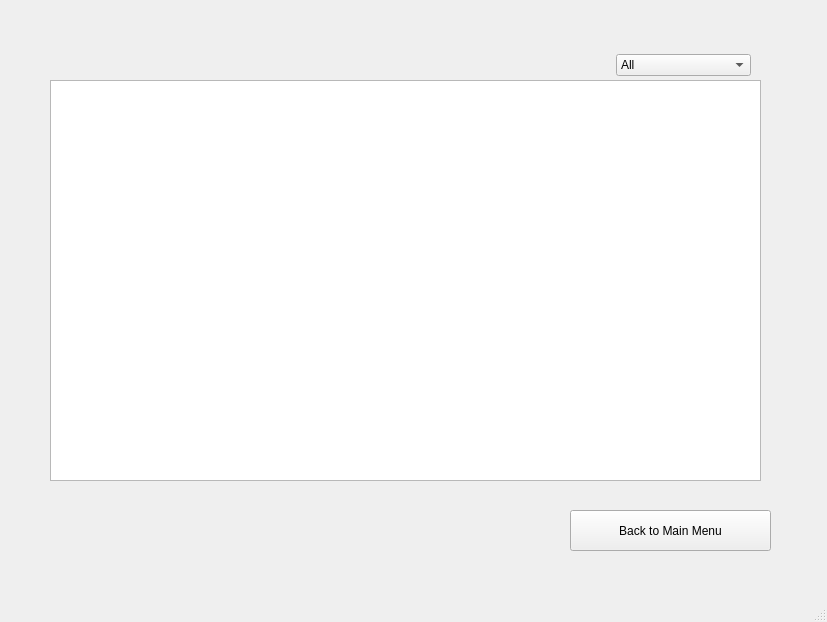
First picture: the form in mainwindow.ui, repository WinterCS003/Project-2, before the edit.
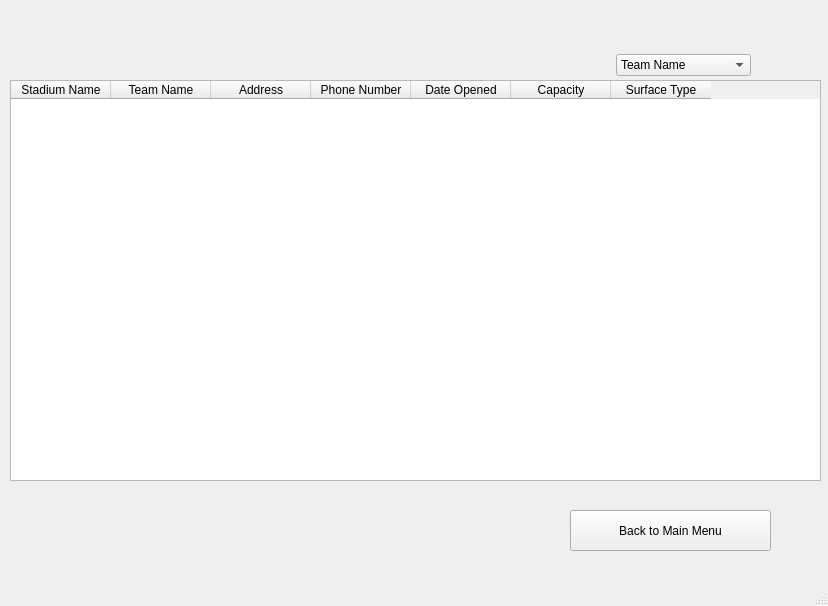
Second picture: the form after the edit. The open tabs and pages were chosen to show the change. Icons and pictures are not drawn. Custom widgets are drawn as their Qt base class.

Commit message: Display sorted stadiums, and show map

What changed in the file:
```diff
--- a/mainwindow.ui
+++ b/mainwindow.ui
@@ -6,8 +6,8 @@
    <rect>
     <x>0</x>
     <y>0</y>
-    <width>827</width>
-    <height>622</height>
+    <width>828</width>
+    <height>606</height>
    </rect>
   </property>
   <property name="windowTitle">
@@ -610,9 +610,9 @@
      <widget class="QTableWidget" name="tableWidget_2">
       <property name="geometry">
        <rect>
-        <x>40</x>
+        <x>0</x>
         <y>80</y>
-        <width>711</width>
+        <width>811</width>
         <height>401</height>
        </rect>
       </property>
@@ -625,6 +625,41 @@
       <property name="styleSheet">
        <string notr="true">alternate-background-color: rgb(255, 255, 255);</string>
       </property>
+      <column>
+       <property name="text">
+        <string>Stadium Name</string>
+       </property>
+      </column>
+      <column>
+       <property name="text">
+        <string>Team Name</string>
+       </property>
+      </column>
+      <column>
+       <property name="text">
+        <string>Address</string>
+       </property>
+      </column>
+      <column>
+       <property name="text">
+        <string>Phone Number</string>
+       </property>
+      </column>
+      <column>
+       <property name="text">
+        <string>Date Opened</string>
+       </property>
+      </column>
+      <column>
+       <property name="text">
+        <string>Capacity</string>
+       </property>
+      </column>
+      <column>
+       <property name="text">
+        <string>Surface Type</string>
+       </property>
+      </column>
      </widget>
      <widget class="QWidget" name="horizontalLayoutWidget">
       <property name="geometry">
@@ -653,7 +688,12 @@
         <widget class="QComboBox" name="GrassSurface">
          <item>
           <property name="text">
-           <string>All</string>
+           <string>Team Name</string>
+          </property>
+         </item>
+         <item>
+          <property name="text">
+           <string>Stadium Name</string>
           </property>
          </item>
          <item>
```
Left out of the diff: 75 changed lines with no effect on the pictures. The commit also changes 10 other files.
